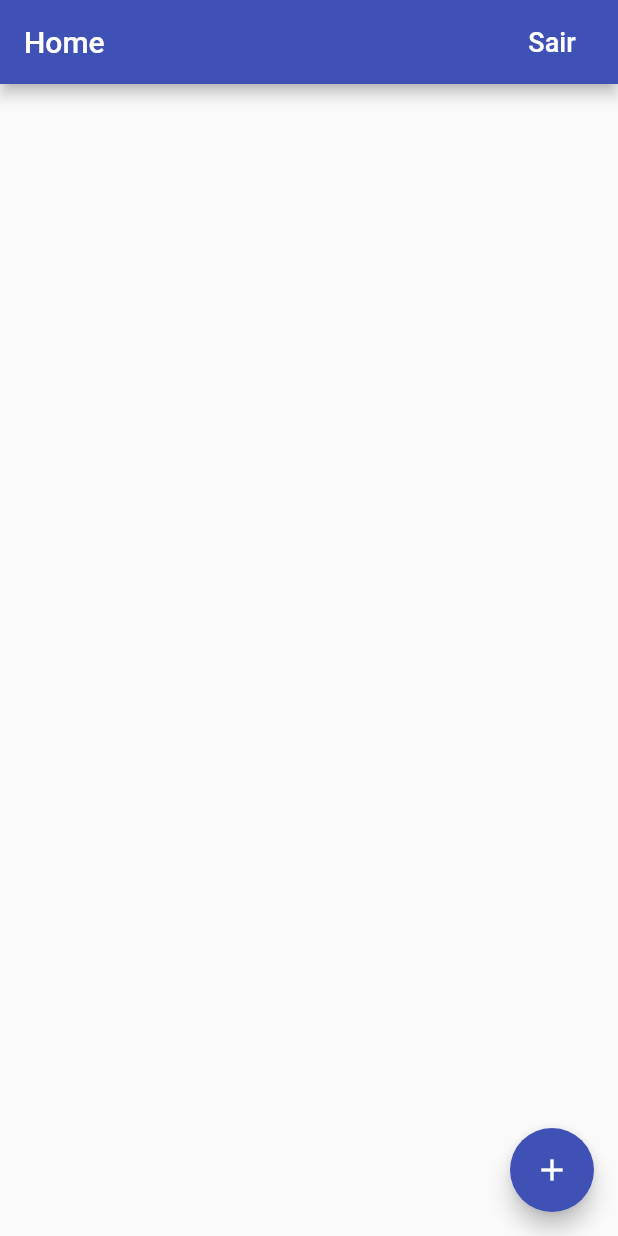
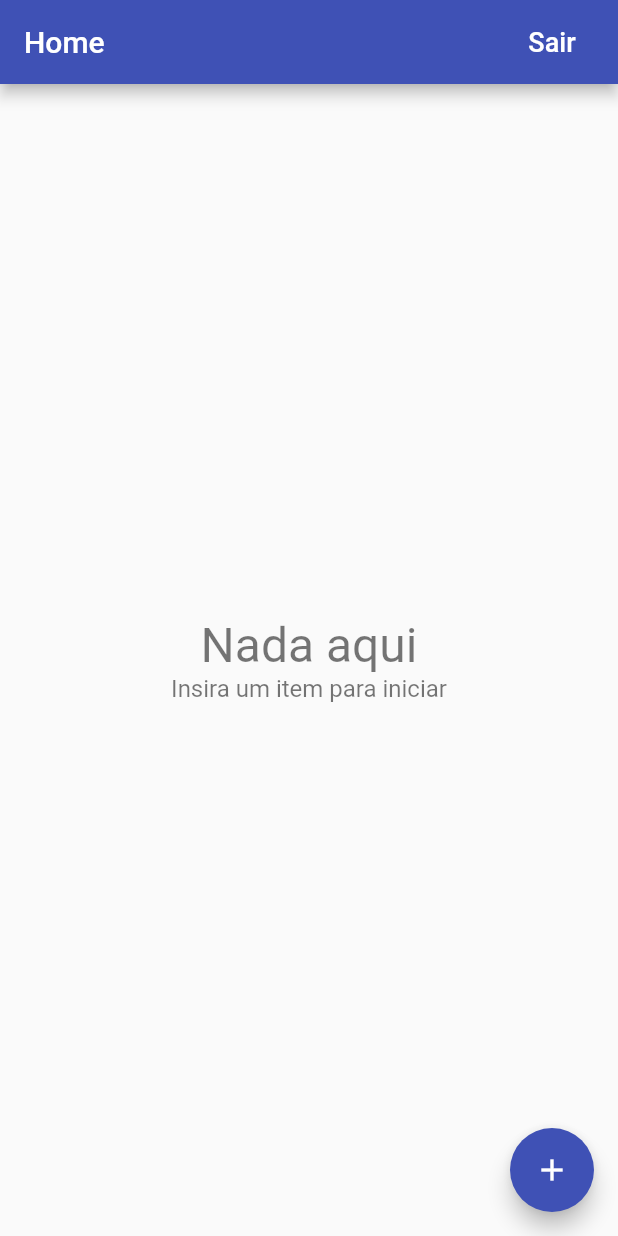
Before and after one commit to njamhour/Linkatech-TCC, a Flutter app: the screen it shows once a user with an empty profile is signed in, on a phone screen of 412 x 824 dp. Run offline on Flutter 3.47's test engine with Material 2 defaults, Android fonts, the phone set to English and light mode, and no system bars; our stand-ins replace cloud_firestore, firebase_auth, google_sign_in, sqflite; missing offline and left inert: flutter_facebook_login; accounts and stored records are empty.

Commit message:
Corrigido delete, criado builder list

```diff
--- /dev/null
+++ b/LinkaTech-Flutter-Firebase/linkatech_ff/lib/app/home/usuarios/empty_content.dart
@@ -0,0 +1,36 @@
+import 'package:flutter/material.dart';
+
+class EmptyContent extends StatelessWidget {
+  const EmptyContent({
+    Key key,
+    this.title = 'Nada aqui',
+    this.message = 'Insira um item para iniciar',
+  }) : super(key: key);
+  final String title;
+  final String message;
+
+  @override
+  Widget build(BuildContext context) {
+    return Center(
+      child: Column(
+        mainAxisAlignment: MainAxisAlignment.center,
+        children: <Widget>[
+          Text(
+            title,
+            style: TextStyle(
+              fontSize: 32.0,
+              color: Colors.black54,
+            ),
+          ),
+          Text(
+            message,
+            style: TextStyle(
+              fontSize: 16.0,
+              color: Colors.black54,
+            ),
+          ),
+        ],
+      ),
+    );
+  }
+}
--- /dev/null
+++ b/LinkaTech-Flutter-Firebase/linkatech_ff/lib/app/home/usuarios/list_items_builder.dart
@@ -0,0 +1,43 @@
+import 'package:flutter/material.dart';
+import 'package:linkatech_ff/app/home/usuarios/empty_content.dart';
+
+typedef ItemWidgetBuilder<T> = Widget Function(BuildContext context, T item);
+
+class ListItemsBuilder<T> extends StatelessWidget {
+  const ListItemsBuilder(
+      {Key key, @required this.snapshot, @required this.itemBuilder})
+      : super(key: key);
+  final AsyncSnapshot<List<T>> snapshot;
+  final ItemWidgetBuilder<T> itemBuilder;
+
+  @override
+  Widget build(BuildContext context) {
+    if (snapshot.hasData) {
+      final List<T> items = snapshot.data;
+      if (items.isNotEmpty) {
+        return _buildList(items);
+      } else {
+        return EmptyContent();
+      }
+    } else if (snapshot.hasError) {
+      return EmptyContent(
+        title: 'Ocorreu um erro',
+        message: 'Não foi possivel carregar os itens',
+      );
+    }
+    return Center(child: CircularProgressIndicator());
+  }
+
+  Widget _buildList(List<T> items) {
+    return ListView.separated(
+      itemCount: items.length + 2,
+      separatorBuilder: (context, index) => Divider(height: 0.5),
+      itemBuilder: (context, index) {
+        if (index == 0 || index == items.length + 1) {
+          return Container();
+        }
+        return itemBuilder(context, items[index - 1]);
+      },
+    );
+  }
+}
--- a/LinkaTech-Flutter-Firebase/linkatech_ff/lib/app/home/usuarios/user_list_tile.dart
+++ b/LinkaTech-Flutter-Firebase/linkatech_ff/lib/app/home/usuarios/user_list_tile.dart
@@ -2,15 +2,15 @@ import 'package:flutter/material.dart';
 import 'package:linkatech_ff/app/home/models/usuario.dart';
 
 class UserListTile extends StatelessWidget {
-  const UserListTile({Key key, @required this.user, @required this.onTap})
+  const UserListTile({Key key, @required this.usuario, @required this.onTap})
       : super(key: key);
-  final Usuario user;
+  final Usuario usuario;
   final VoidCallback onTap;
 
   @override
   Widget build(BuildContext context) {
     return ListTile(
-      title: Text(user.nome),
+      title: Text(usuario.nome),
       trailing: Icon(Icons.chevron_right),
       onTap: onTap,
     );
--- a/LinkaTech-Flutter-Firebase/linkatech_ff/lib/app/home/usuarios/users_page.dart
+++ b/LinkaTech-Flutter-Firebase/linkatech_ff/lib/app/home/usuarios/users_page.dart
@@ -1,9 +1,12 @@
 // import 'package:firebase_auth/firebase_auth.dart';
 import 'package:flutter/material.dart';
+import 'package:flutter/services.dart';
 import 'package:linkatech_ff/app/home/models/usuario.dart';
 import 'package:linkatech_ff/app/home/usuarios/edit_user_page.dart';
+import 'package:linkatech_ff/app/home/usuarios/list_items_builder.dart';
 import 'package:linkatech_ff/app/home/usuarios/user_list_tile.dart';
 import 'package:linkatech_ff/common_widgets/platform_alert_dialog.dart';
+import 'package:linkatech_ff/common_widgets/platform_exception_alert_dialog.dart';
 import 'package:linkatech_ff/services/auth.dart';
 import 'package:linkatech_ff/services/database.dart';
 import 'package:provider/provider.dart';
@@ -30,18 +33,18 @@ class UsersPage extends StatelessWidget {
     }
   }
 
-/*  Future<void> _createUser(BuildContext context) async {
+  Future<void> _delete(BuildContext context, Usuario usuario) async {
     try {
       final database = Provider.of<Database>(context);
-      await database.setUser(User(nome: 'Alberto', sobrenome: 'Silva'));
+      await database.deleteUser(usuario);
     } on PlatformException catch (e) {
       PlatformExceptionAlertDialog(
-        title: 'Falha',
+        title: 'Erro',
         exception: e,
       ).show(context);
     }
   }
-*/
+
   @override
   Widget build(BuildContext context) {
     return Scaffold(
@@ -73,20 +76,19 @@ class UsersPage extends StatelessWidget {
     return StreamBuilder<List<Usuario>>(
       stream: database.usersStream(),
       builder: (context, snapshot) {
-        if (snapshot.hasData) {
-          final users = snapshot.data;
-          final children = users
-              .map((usuario) => UserListTile(
-                    user: usuario,
-                    onTap: () => EditUserPage.show(context, usuario: usuario),
-                  ))
-              .toList();
-          return ListView(children: children);
-        }
-        if (snapshot.hasError) {
-          return Center(child: Text('Erro não tratado ainda...'));
-        }
-        return Center(child: CircularProgressIndicator());
+        return ListItemsBuilder<Usuario>(
+          snapshot: snapshot,
+          itemBuilder: (context, usuario) => Dismissible(
+            key: Key('usuario-${usuario.id}'),
+            background: Container(color: Colors.red),
+            direction: DismissDirection.endToStart,
+            onDismissed: (direction) => _delete(context, usuario),
+            child: UserListTile(
+              usuario: usuario,
+              onTap: () => EditUserPage.show(context, usuario: usuario),
+            ),
+          ),
+        );
       },
     );
   }
--- a/LinkaTech-Flutter-Firebase/linkatech_ff/lib/services/database.dart
+++ b/LinkaTech-Flutter-Firebase/linkatech_ff/lib/services/database.dart
@@ -6,6 +6,7 @@ import 'package:linkatech_ff/services/firestore_service.dart';
 import 'package:meta/meta.dart';
 
 abstract class Database {
+  Future<void> deleteUser(Usuario usuario);
   Future<void> setUser(Usuario usuario);
   Stream<List<Usuario>> usersStream();
 }
@@ -23,6 +24,10 @@ class FirestoreDatabase implements Database {
         data: usuario.toMap(),
       );
 
+  Future<void> deleteUser(Usuario usuario) async => await _service.deleteData(
+        path: APIPath.usuario(uid, usuario.id),
+      );
+
   Stream<List<Usuario>> usersStream() => _service.collectionsStream(
       path: APIPath.usuarios(uid),
       builder: (data, documentId) => Usuario.fromMap(data, documentId));
--- a/LinkaTech-Flutter-Firebase/linkatech_ff/lib/services/firestore_service.dart
+++ b/LinkaTech-Flutter-Firebase/linkatech_ff/lib/services/firestore_service.dart
@@ -8,6 +8,11 @@ class FirestoreService {
   Future<void> setData({String path, Map<String, dynamic> data}) async {
     final reference = Firestore.instance.document(path);
     await reference.setData(data);
+  }
+
+  Future<void> deleteData({@required String path}) async {
+    final reference = Firestore.instance.document(path);
+    await reference.delete();
   }
 
   Stream<List<T>> collectionsStream<T>({
```
